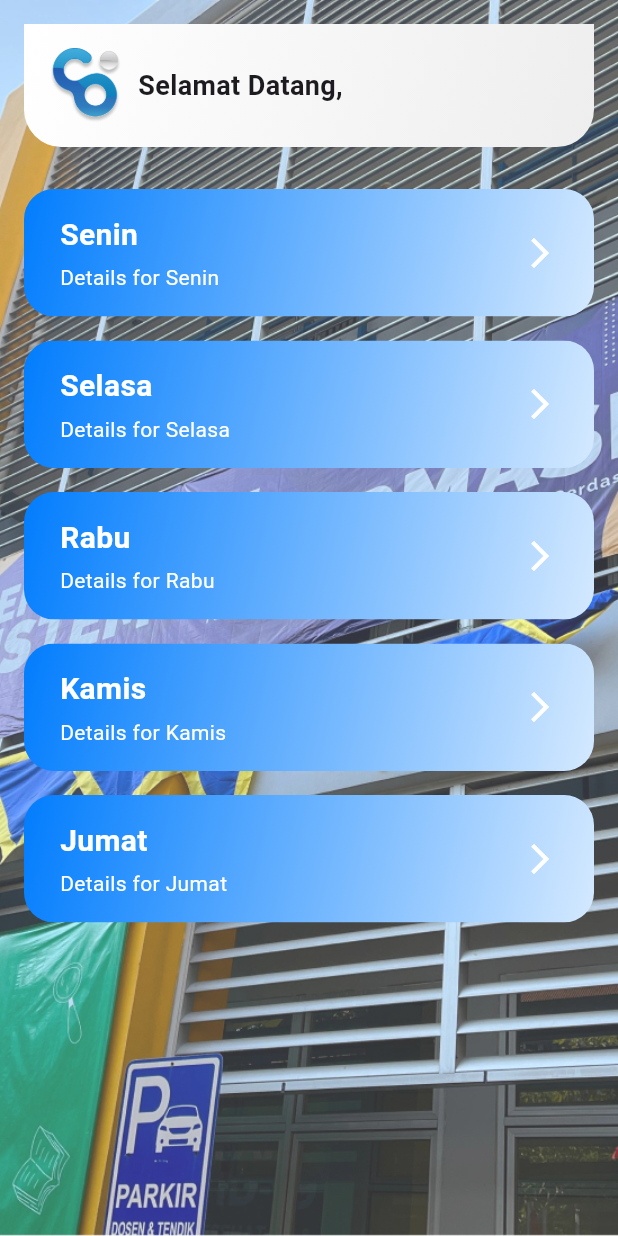
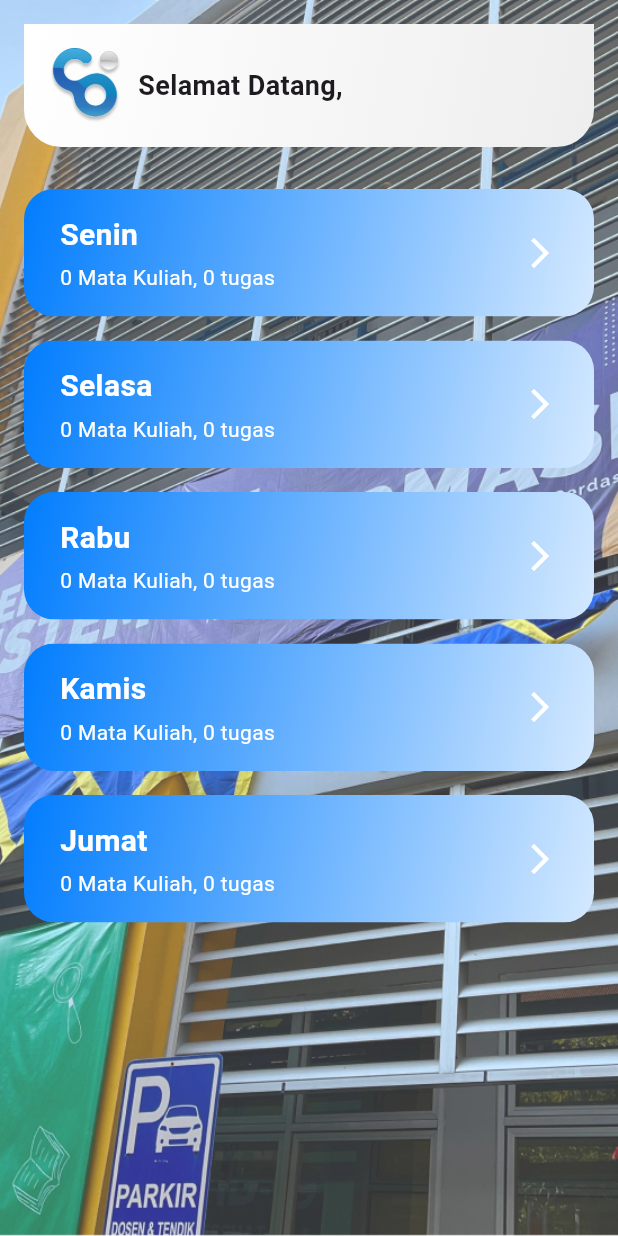
Before and after one commit to ikmalsworld/ISchedule, a Flutter app: the WelcomePage screen opened directly with empty values, on a phone screen of 412 x 824 dp. Run offline on Flutter 3.47's test engine with Material 3 defaults, Android fonts, the phone set to English and light mode, and no system bars.

Commit message:
Mata Kuliah and Tugas Counter for WelcomePage

```diff
--- a/lib/main.dart
+++ b/lib/main.dart
@@ -206,12 +206,38 @@ class ScheduleStorage {
 
   ScheduleStorage._internal();
 
+  // Save schedule for a specific day
   void saveSchedule(String day, List<Map<String, dynamic>> schedule) {
     schedules[day] = schedule;
   }
 
+  // Retrieve schedule for a specific day
   List<Map<String, dynamic>> getSchedule(String day) {
     return schedules[day] ?? [];
+  }
+
+  // Get the count of subjects for a specific day (excluding 'Tambah Matkul')
+  int getSubjectCount(String day) {
+    final schedule = getSchedule(day);
+    return schedule.where((item) => item['subject'] != 'Tambah Matkul').length;
+  }
+
+  // Get the total task count for a specific day
+  int getTaskCountForDay(String day) {
+    final schedule = getSchedule(day);
+    int taskCount = 0;
+
+    for (var item in schedule) {
+      // Ensure that 'tasks' is a list before accessing its length
+      var tasks = item['tasks'];
+
+      // Check if 'tasks' is a valid list and then count its length
+      if (tasks is List) {
+        taskCount += tasks.length; // Count tasks for each subject
+      }
+    }
+
+    return taskCount;
   }
 }
 
@@ -305,7 +331,7 @@ class _LogoScreenState extends State<LogoScreen>
 }
 
 class WelcomePage extends StatelessWidget {
-  final String username; // Accept the username as a parameter
+  final String username;
 
   const WelcomePage({super.key, required this.username});
 
@@ -313,13 +339,14 @@ class WelcomePage extends StatelessWidget {
 
   @override
   Widget build(BuildContext context) {
+    final ScheduleStorage storage = ScheduleStorage();
+
     return Scaffold(
       body: Container(
         decoration: BoxDecoration(
           image: DecorationImage(
             image: AssetImage('assets/images/bgsi.jpg'),
-            fit:
-                BoxFit.cover, // Adjust to BoxFit.cover or BoxFit.fill as needed
+            fit: BoxFit.cover,
           ),
         ),
         child: SafeArea(
@@ -343,14 +370,14 @@ class WelcomePage extends StatelessWidget {
                   child: Row(
                     children: [
                       Image.asset(
-                        'assets/images/logo.png', // Replace with your logo path
+                        'assets/images/logo.png',
                         width: 50,
                         height: 50,
                       ),
                       const SizedBox(width: 10),
                       Expanded(
                         child: Text(
-                          'Selamat Datang, $username', // Display the username dynamically
+                          'Selamat Datang, $username',
                           style: const TextStyle(
                             fontSize: 18,
                             fontWeight: FontWeight.bold,
@@ -366,6 +393,10 @@ class WelcomePage extends StatelessWidget {
                     itemCount: days.length,
                     itemBuilder: (context, index) {
                       final day = days[index];
+                      final subjectCount = storage.getSubjectCount(day);
+                      final taskCount = storage.getTaskCountForDay(day)
+                          as int; // Explicit casting here
+
                       return Padding(
                         padding: const EdgeInsets.symmetric(vertical: 8.0),
                         child: Material(
@@ -377,7 +408,10 @@ class WelcomePage extends StatelessWidget {
                                 MaterialPageRoute(
                                   builder: (context) => SchedulePage(day: day),
                                 ),
-                              );
+                              ).then((_) {
+                                // Trigger rebuild when returning from SchedulePage
+                                (context as Element).markNeedsBuild();
+                              });
                             },
                             borderRadius: BorderRadius.circular(10),
                             child: Ink(
@@ -386,7 +420,7 @@ class WelcomePage extends StatelessWidget {
                                   colors: [
                                     Color(0xff027DFD),
                                     Color.fromARGB(255, 212, 233, 255),
-                                  ], // Gradient colors
+                                  ],
                                   begin: Alignment.topLeft,
                                   end: Alignment.bottomRight,
                                 ),
@@ -412,7 +446,7 @@ class WelcomePage extends StatelessWidget {
                                       ),
                                       const SizedBox(height: 4.0),
                                       Text(
-                                        'Details for $day',
+                                        '$subjectCount Mata Kuliah, $taskCount tugas',
                                         style: const TextStyle(
                                           fontSize: 14,
                                           color: Colors.white,
@@ -687,6 +721,7 @@ class _SchedulePageState extends State<SchedulePage> {
                                     ),
                                   ),
                                   const SizedBox(height: 8),
+                                  const SizedBox(height: 8),
                                   if (item['tasks'].isNotEmpty)
                                     Column(
                                       crossAxisAlignment:
```
